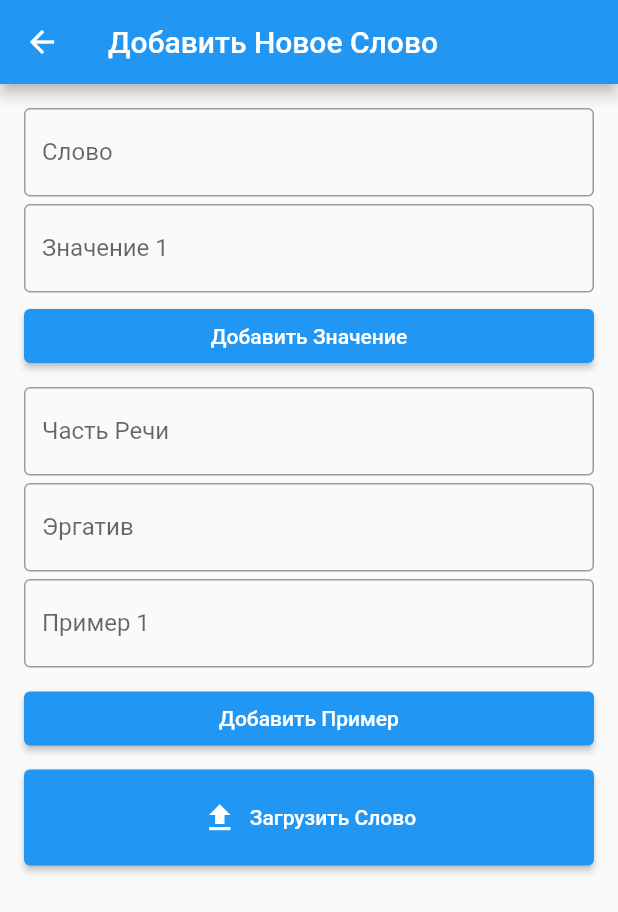
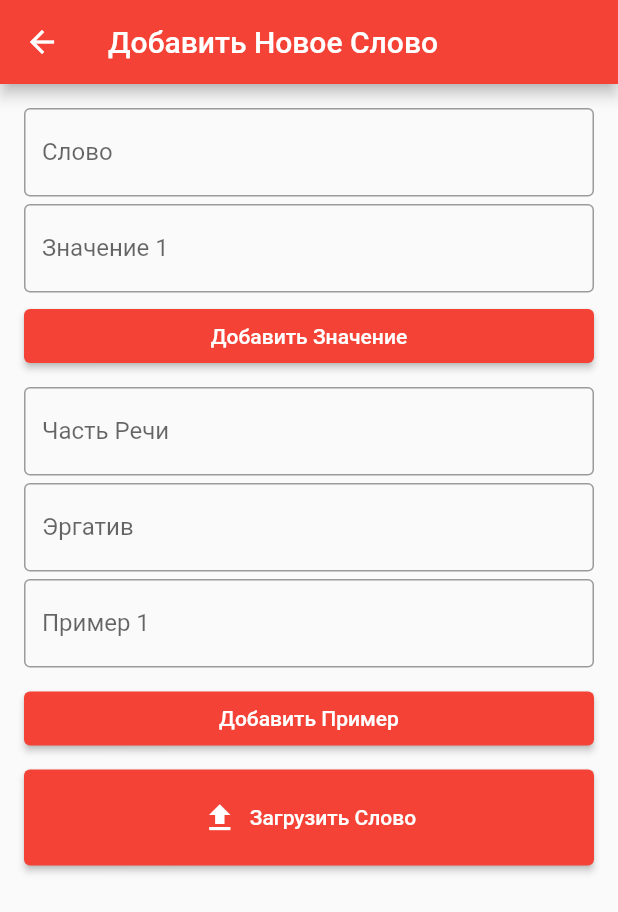
Before and after one commit to kattir97/aghul_dictionary, a Flutter app: the screen it shows after launch, after a tap on the "add" icon, on a phone screen of 412 x 824 dp. Shown: the top 912 px of the screen. Run offline on Flutter 3.47's test engine with Material 2 defaults, Android fonts, the phone set to English and light mode, and no system bars; our stand-ins replace cloud_firestore, firebase_core, freezed_annotation, hooks_riverpod, isar, shared_preferences; accounts and stored records are empty; statements that could not run were skipped.

Commit message:
small changes to search bar

```diff
--- a/lib/features/search/presentation/widgets/search_bar_widget.dart
+++ b/lib/features/search/presentation/widgets/search_bar_widget.dart
@@ -15,6 +15,7 @@ class SearchBarWidget extends ConsumerStatefulWidget {
 
 class _SearchBarWidgetState extends ConsumerState<SearchBarWidget> {
   TextEditingController searchController = TextEditingController();
+  FocusNode _focusNode = FocusNode();
   Timer? _debounce;
 
   @override
@@ -26,19 +27,31 @@ class _SearchBarWidgetState extends ConsumerState<SearchBarWidget> {
 
   @override
   Widget build(BuildContext context) {
+    final query = ref.read(searchQueryProvider.notifier);
     return Container(
-      color: Colors.white,
       width: 350,
       padding: const EdgeInsets.all(8.0),
       child: TextField(
+        focusNode: _focusNode,
         controller: searchController,
-        decoration: const InputDecoration(
+        decoration: InputDecoration(
+          floatingLabelBehavior: FloatingLabelBehavior.never,
+          fillColor: Colors.white,
+          filled: true,
           labelText: 'Search',
-          prefixIcon: Icon(Icons.search),
-          border: OutlineInputBorder(
+          prefixIcon: const Icon(Icons.search),
+          suffixIcon: IconButton(
+            onPressed: () {
+              searchController.text = '';
+              query.state = '';
+            },
+            icon: const Icon(Icons.close),
+          ),
+          border: const OutlineInputBorder(
             borderRadius: BorderRadius.all(Radius.circular(25.0)),
           ),
         ),
+        onTap: () => _focusNode.requestFocus(),
         onChanged: (value) async {
           // if (_debounce?.isActive ?? false) _debounce?.cancel();
           _debounce?.cancel();
--- a/lib/main.dart
+++ b/lib/main.dart
@@ -1,8 +1,7 @@
-import 'package:aghul_dictionary/features/home/presentation/screens/home_screen.dart';
+import 'package:aghul_dictionary/constants/app_colors.dart';
 import 'package:aghul_dictionary/features/home/presentation/screens/setup_screen.dart';
 import 'package:aghul_dictionary/features/search/presentation/widgets/search_bar_widget.dart';
 import 'package:aghul_dictionary/firebase_options.dart';
-import 'package:aghul_dictionary/utils/shared_prefs_service.dart';
 import 'package:firebase_core/firebase_core.dart';
 import 'package:flutter/material.dart';
 import 'package:hooks_riverpod/hooks_riverpod.dart';
@@ -27,7 +26,7 @@ class MyApp extends StatelessWidget {
       title: 'Flutter Demo',
       debugShowCheckedModeBanner: false,
       theme: ThemeData(
-        primarySwatch: Colors.blue,
+        primarySwatch: Colors.red,
       ),
       home: const HomePage(),
     );
@@ -41,6 +40,7 @@ class HomePage extends StatelessWidget {
   Widget build(BuildContext context) {
     return Scaffold(
       appBar: AppBar(
+        toolbarHeight: 65,
         actions: const [
           SearchBarWidget(),
         ],
--- /dev/null
+++ b/lib/theme/app_themes.dart
@@ -0,0 +1 @@
+class AppThemes {}
```
Also changed, not shown: lib/features/home/presentation/screens/home_screen.dart (+19 -17 lines).
